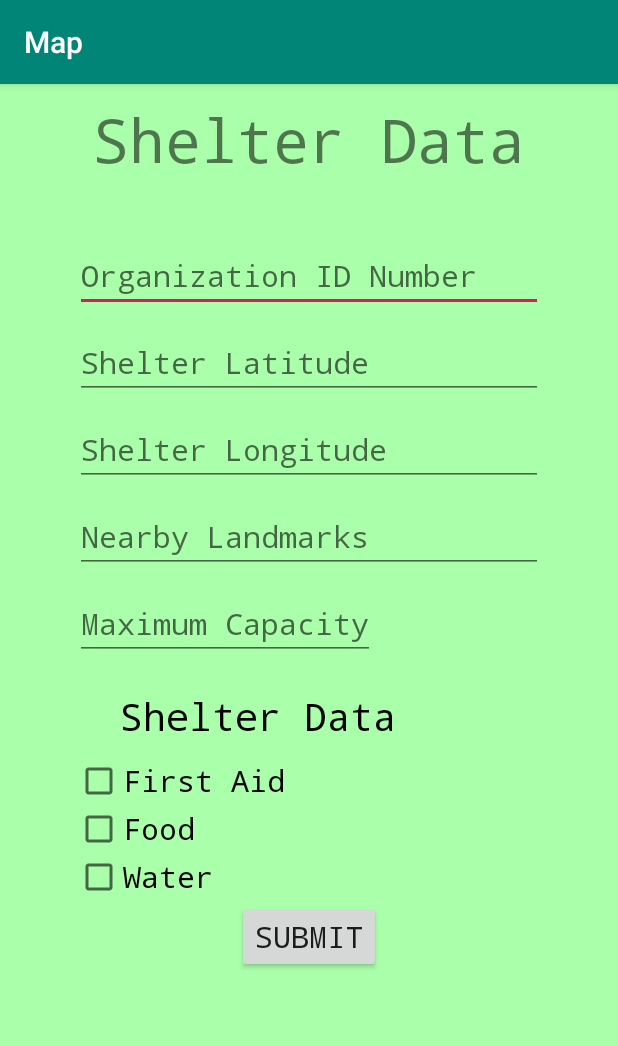
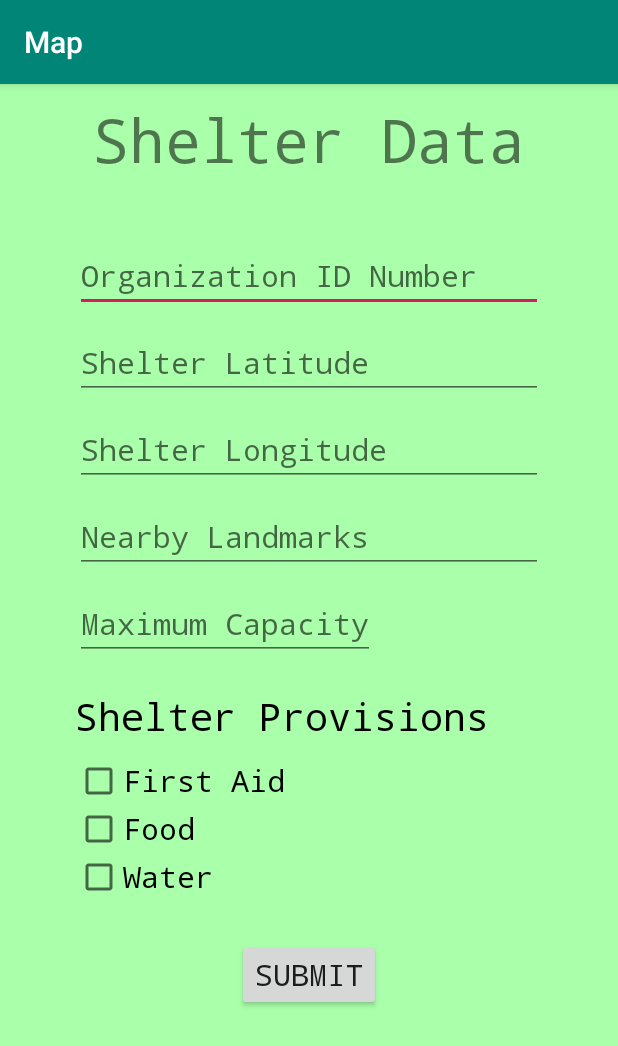
Before and after one commit to granthwise/WorstCase, an Android app: the screen it shows after launch (OrganizerActivity), on a phone screen of 412 x 824 dp. Shown: the top 1046 px of the screen. Run offline under Robolectric (Android 15) with nearby library versions, the phone set to English and light mode, and no system bars.

Commit message:
Srolling works in organization
sumbit does not work

```diff
--- a/app/src/main/AndroidManifest.xml
+++ b/app/src/main/AndroidManifest.xml
@@ -1,7 +1,6 @@
 <?xml version="1.0" encoding="utf-8"?>
 <manifest xmlns:android="http://schemas.android.com/apk/res/android"
     package="com.example.worstcase">
-
     <!--
          The ACCESS_COARSE/FINE_LOCATION permissions are not required to use
          Google Maps Android API v2, but you must specify either coarse or fine
@@ -16,7 +15,6 @@
         android:roundIcon="@mipmap/ic_launcher_round"
         android:supportsRtl="true"
         android:theme="@style/AppTheme">
-
         <!--
              The API key for Google Maps-based APIs is defined as a string resource.
              (See the file "res/values/google_maps_api.xml").
--- a/app/src/main/res/layout/activity_organizer.xml
+++ b/app/src/main/res/layout/activity_organizer.xml
@@ -1,13 +1,16 @@
 <?xml version="1.0" encoding="utf-8"?>
-<RelativeLayout xmlns:android="http://schemas.android.com/apk/res/android"
+<ScrollView xmlns:android="http://schemas.android.com/apk/res/android"
     xmlns:app="http://schemas.android.com/apk/res-auto"
     xmlns:tools="http://schemas.android.com/tools"
     android:layout_width="match_parent"
     android:layout_height="match_parent"
-    tools:context=".OrganizerActivity"
     android:background="#fafa"
+    tools:context=".OrganizerActivity">
+    <RelativeLayout
+        android:layout_width="match_parent"
+        android:layout_height="match_parent"
+        android:orientation="vertical"
         >
-
         <TextView
             android:id="@+id/organization_title"
             android:layout_width="match_parent"
@@ -96,10 +99,11 @@
             android:id="@+id/organization_provisions_header"
             android:layout_width="match_parent"
             android:layout_height="wrap_content"
-        android:text="Shelter Data"
+            android:text="Shelter Provisions"
             android:layout_below="@id/organization_shelter_maxcapacity"
-        android:layout_marginLeft="80dp"
+            android:layout_marginLeft="50dp"
             android:layout_marginRight="50dp"
+            android:layout_centerHorizontal="true"
             android:layout_marginTop="20dp"
             android:textSize="25dp"
             android:textColor="#000000"
@@ -149,12 +153,12 @@
             android:layout_width="wrap_content"
             android:layout_height="wrap_content"
             android:layout_below="@id/organization_checkbox_water"
-        android:layout_centerHorizontal="true"
             android:text="Submit"
             android:textAlignment="center"
+            android:layout_centerHorizontal="true"
+            android:layout_marginTop="25dp"
             android:textSize="20dp"
             />
 
-
-
     </RelativeLayout>
+</ScrollView>
```
Lines whose indentation alone changed are shown as unchanged.
